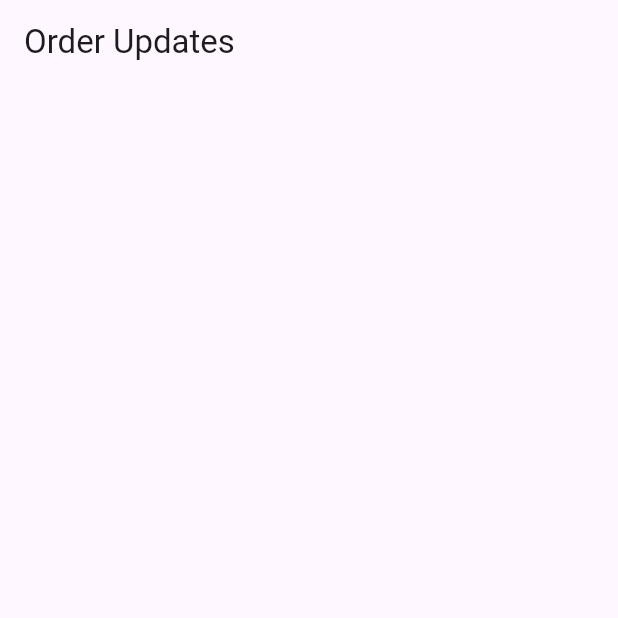
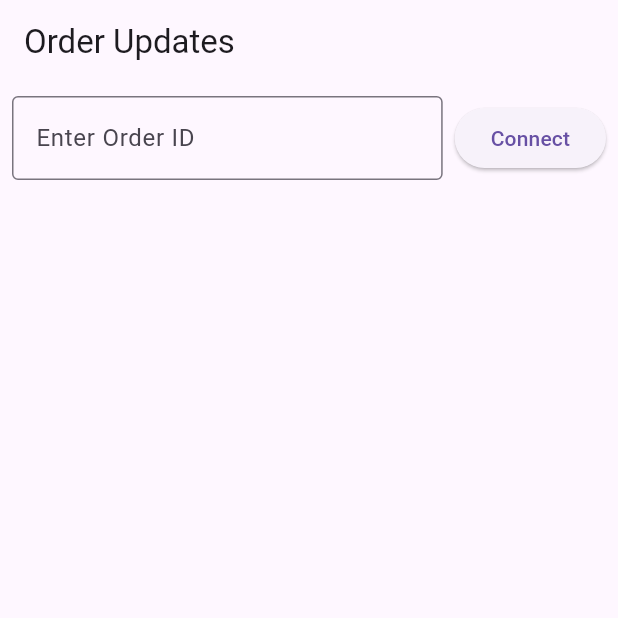
Before and after one commit to hugo-chavar/test_ws, a Flutter app: the screen it shows after launch, on a phone screen of 412 x 824 dp, the top half of it. Run offline on Flutter 3.47's test engine with Material 3 defaults, Android fonts, the light colour scheme and no system bars; missing offline and left inert: phoenix_socket.

Commit message:
Add Text input for order

```diff
--- a/lib/main.dart
+++ b/lib/main.dart
@@ -16,24 +16,26 @@ class MyApp extends StatefulWidget {
 class _MyAppState extends State<MyApp> {
   final OrderService _orderService = OrderService();
   final List<String> _messages = [];
+  final TextEditingController _controller = TextEditingController();
 
   @override
   void initState() {
     super.initState();
-    _connect();
-  }
-
-  Future<void> _connect() async {
-    // 👉 Replace with real order ID
-    await _orderService.connect("68ad1a529d321781a486f2a5");
-
     _orderService.updates.listen((payload) {
       setState(() {
-        // Pretty print JSON like Postman
+        // Pretty print JSON
         final pretty = const JsonEncoder.withIndent("  ").convert(payload);
         _messages.add(pretty);
       });
     });
+  }
+
+  void _connectToOrder() {
+    final orderId = _controller.text.trim();
+    if (orderId.isNotEmpty) {
+      _messages.clear();
+      _orderService.connect(orderId);
+    }
   }
 
   @override
@@ -47,7 +49,31 @@ class _MyAppState extends State<MyApp> {
     return MaterialApp(
       home: Scaffold(
         appBar: AppBar(title: const Text("Order Updates")),
-        body: ListView.builder(
+        body: Column(
+          children: [
+            Padding(
+              padding: const EdgeInsets.all(8),
+              child: Row(
+                children: [
+                  Expanded(
+                    child: TextField(
+                      controller: _controller,
+                      decoration: const InputDecoration(
+                        labelText: "Enter Order ID",
+                        border: OutlineInputBorder(),
+                      ),
+                    ),
+                  ),
+                  const SizedBox(width: 8),
+                  ElevatedButton(
+                    onPressed: _connectToOrder,
+                    child: const Text("Connect"),
+                  ),
+                ],
+              ),
+            ),
+            Expanded(
+              child: ListView.builder(
                 itemCount: _messages.length,
                 itemBuilder: (context, index) {
                   return Card(
@@ -63,6 +89,9 @@ class _MyAppState extends State<MyApp> {
                 },
               ),
             ),
+          ],
+        ),
+      ),
     );
   }
 }
```
Also changed, not shown: lib/order_service.dart (+25 -20 lines). Lines whose indentation alone changed are shown as unchanged.
